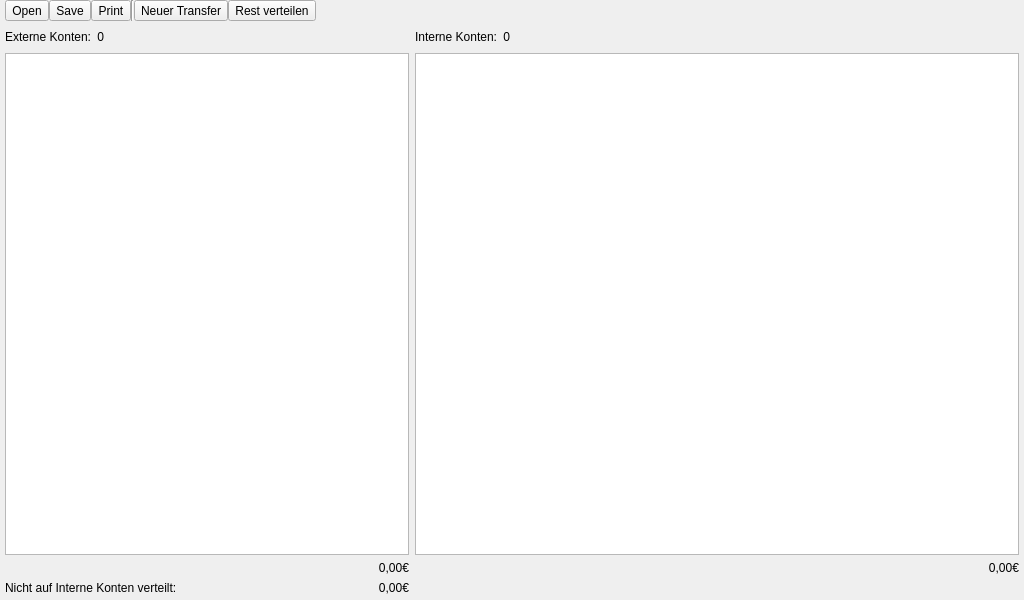
This is lib/MainWindow.ui in choosyg/Buchhaltung as Qt 5 draws it before an edit. The edited form follows.
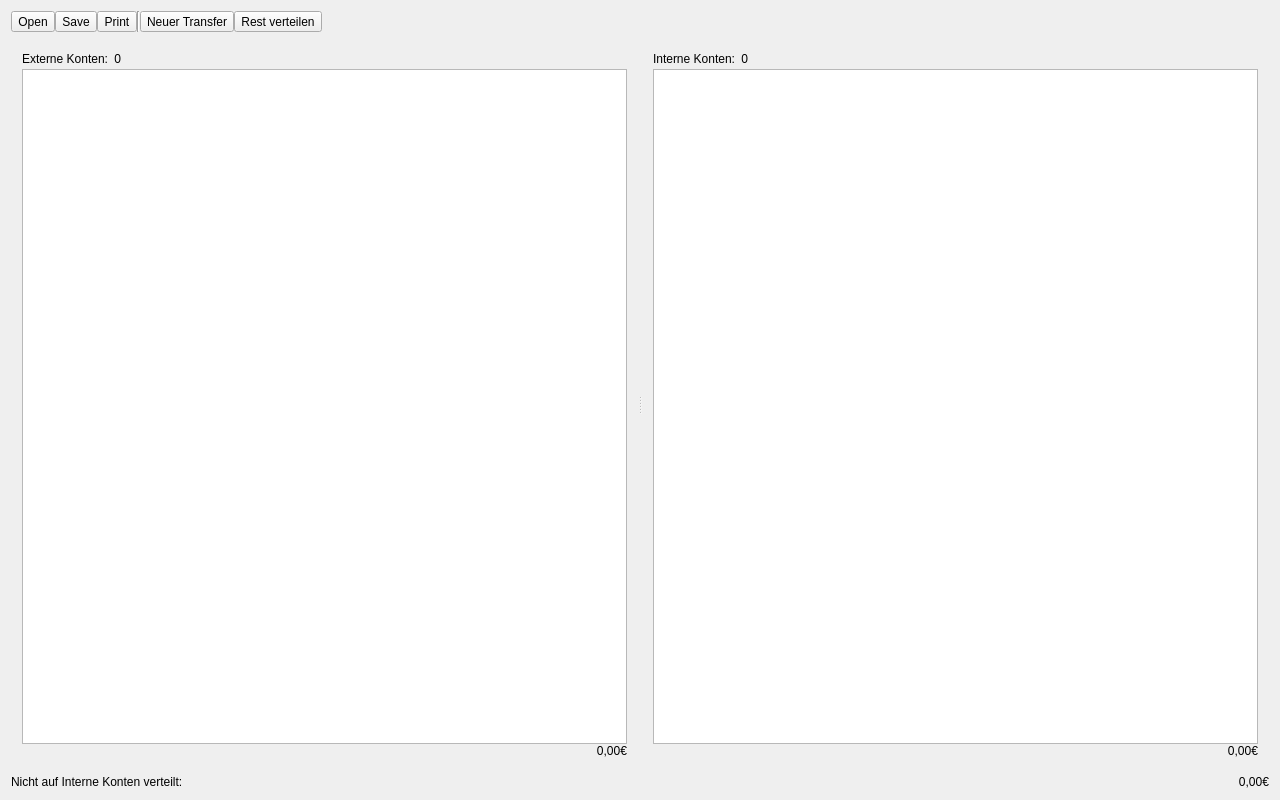
This is the edited form. Icons and pictures are not drawn.

Commit message: * Added address field for accounts * Changed layout of main window to have a splitter between the tables * Added placeholder texts and completion to TransferDialog

The edit to the form file:
```diff
--- a/lib/MainWindow.ui
+++ b/lib/MainWindow.ui
@@ -6,8 +6,8 @@
    <rect>
     <x>0</x>
     <y>0</y>
-    <width>1024</width>
-    <height>600</height>
+    <width>1280</width>
+    <height>800</height>
    </rect>
   </property>
   <property name="windowTitle">
@@ -18,167 +18,8 @@
     <normaloff>:/icons/money.svg</normaloff>:/icons/money.svg</iconset>
   </property>
   <widget class="QWidget" name="centralWidget">
-   <layout class="QGridLayout" name="gridLayout">
-    <property name="leftMargin">
-     <number>5</number>
-    </property>
-    <property name="topMargin">
-     <number>0</number>
-    </property>
-    <property name="rightMargin">
-     <number>5</number>
-    </property>
-    <property name="bottomMargin">
-     <number>5</number>
-    </property>
-    <item row="2" column="0" colspan="2">
-     <widget class="QTableView" name="externalOverviewTable">
-      <property name="sizePolicy">
-       <sizepolicy hsizetype="Expanding" vsizetype="Expanding">
-        <horstretch>40</horstretch>
-        <verstretch>0</verstretch>
-       </sizepolicy>
-      </property>
-      <property name="alternatingRowColors">
-       <bool>true</bool>
-      </property>
-      <property name="selectionMode">
-       <enum>QAbstractItemView::SingleSelection</enum>
-      </property>
-      <property name="selectionBehavior">
-       <enum>QAbstractItemView::SelectRows</enum>
-      </property>
-      <property name="showGrid">
-       <bool>false</bool>
-      </property>
-      <property name="sortingEnabled">
-       <bool>true</bool>
-      </property>
-      <attribute name="horizontalHeaderDefaultSectionSize">
-       <number>150</number>
-      </attribute>
-      <attribute name="horizontalHeaderMinimumSectionSize">
-       <number>100</number>
-      </attribute>
-      <attribute name="horizontalHeaderStretchLastSection">
-       <bool>true</bool>
-      </attribute>
-      <attribute name="verticalHeaderVisible">
-       <bool>false</bool>
-      </attribute>
-      <attribute name="verticalHeaderDefaultSectionSize">
-       <number>25</number>
-      </attribute>
-      <attribute name="verticalHeaderMinimumSectionSize">
-       <number>25</number>
-      </attribute>
-     </widget>
-    </item>
-    <item row="3" column="1">
-     <widget class="QLabel" name="sumExternalLabel">
-      <property name="sizePolicy">
-       <sizepolicy hsizetype="Expanding" vsizetype="Preferred">
-        <horstretch>0</horstretch>
-        <verstretch>0</verstretch>
-       </sizepolicy>
-      </property>
-      <property name="text">
-       <string>0,00€</string>
-      </property>
-      <property name="alignment">
-       <set>Qt::AlignRight|Qt::AlignTrailing|Qt::AlignVCenter</set>
-      </property>
-     </widget>
-    </item>
-    <item row="3" column="3">
-     <widget class="QLabel" name="sumInternalLabel">
-      <property name="sizePolicy">
-       <sizepolicy hsizetype="Expanding" vsizetype="Preferred">
-        <horstretch>0</horstretch>
-        <verstretch>0</verstretch>
-       </sizepolicy>
-      </property>
-      <property name="text">
-       <string>0,00€</string>
-      </property>
-      <property name="alignment">
-       <set>Qt::AlignRight|Qt::AlignTrailing|Qt::AlignVCenter</set>
-      </property>
-     </widget>
-    </item>
-    <item row="4" column="0">
-     <widget class="QLabel" name="label_3">
-      <property name="sizePolicy">
-       <sizepolicy hsizetype="Expanding" vsizetype="Preferred">
-        <horstretch>0</horstretch>
-        <verstretch>0</verstretch>
-       </sizepolicy>
-      </property>
-      <property name="text">
-       <string>Nicht auf Interne Konten verteilt:</string>
-      </property>
-     </widget>
-    </item>
-    <item row="4" column="1">
-     <widget class="QLabel" name="divisionRestLabel">
-      <property name="sizePolicy">
-       <sizepolicy hsizetype="Expanding" vsizetype="Preferred">
-        <horstretch>0</horstretch>
-        <verstretch>0</verstretch>
-       </sizepolicy>
-      </property>
-      <property name="text">
-       <string>0,00€</string>
-      </property>
-      <property name="alignment">
-       <set>Qt::AlignRight|Qt::AlignTrailing|Qt::AlignVCenter</set>
-      </property>
-     </widget>
-    </item>
-    <item row="2" column="2" colspan="2">
-     <widget class="QTableView" name="internalOverviewTable">
-      <property name="sizePolicy">
-       <sizepolicy hsizetype="Expanding" vsizetype="Expanding">
-        <horstretch>60</horstretch>
-        <verstretch>0</verstretch>
-       </sizepolicy>
-      </property>
-      <property name="alternatingRowColors">
-       <bool>true</bool>
-      </property>
-      <property name="selectionMode">
-       <enum>QAbstractItemView::SingleSelection</enum>
-      </property>
-      <property name="selectionBehavior">
-       <enum>QAbstractItemView::SelectRows</enum>
-      </property>
-      <property name="showGrid">
-       <bool>false</bool>
-      </property>
-      <property name="sortingEnabled">
-       <bool>true</bool>
-      </property>
-      <attribute name="horizontalHeaderDefaultSectionSize">
-       <number>150</number>
-      </attribute>
-      <attribute name="horizontalHeaderMinimumSectionSize">
-       <number>100</number>
-      </attribute>
-      <attribute name="horizontalHeaderStretchLastSection">
-       <bool>true</bool>
-      </attribute>
-      <attribute name="verticalHeaderVisible">
-       <bool>false</bool>
-      </attribute>
-      <attribute name="verticalHeaderDefaultSectionSize">
-       <number>25</number>
-      </attribute>
-      <attribute name="verticalHeaderMinimumSectionSize">
-       <number>25</number>
-      </attribute>
-     </widget>
-    </item>
-    <item row="0" column="0" colspan="4">
+   <layout class="QVBoxLayout" name="verticalLayout_3">
+    <item>
      <layout class="QHBoxLayout" name="horizontalLayout_3">
       <property name="spacing">
        <number>0</number>
@@ -287,7 +128,23 @@
       </item>
      </layout>
     </item>
-    <item row="1" column="0" colspan="2">
+    <item>
+     <widget class="QSplitter" name="splitter">
+      <property name="sizePolicy">
+       <sizepolicy hsizetype="Expanding" vsizetype="Expanding">
+        <horstretch>0</horstretch>
+        <verstretch>0</verstretch>
+       </sizepolicy>
+      </property>
+      <property name="orientation">
+       <enum>Qt::Horizontal</enum>
+      </property>
+      <widget class="QWidget" name="verticalLayoutWidget">
+       <layout class="QVBoxLayout" name="verticalLayout">
+        <property name="spacing">
+         <number>0</number>
+        </property>
+        <item>
      <layout class="QHBoxLayout" name="horizontalLayout">
       <item>
        <widget class="QLabel" name="label">
@@ -321,7 +178,73 @@
       </item>
      </layout>
     </item>
-    <item row="1" column="2" colspan="2">
+        <item>
+         <widget class="QTableView" name="externalOverviewTable">
+          <property name="sizePolicy">
+           <sizepolicy hsizetype="Expanding" vsizetype="Expanding">
+            <horstretch>40</horstretch>
+            <verstretch>0</verstretch>
+           </sizepolicy>
+          </property>
+          <property name="alternatingRowColors">
+           <bool>true</bool>
+          </property>
+          <property name="selectionMode">
+           <enum>QAbstractItemView::SingleSelection</enum>
+          </property>
+          <property name="selectionBehavior">
+           <enum>QAbstractItemView::SelectRows</enum>
+          </property>
+          <property name="showGrid">
+           <bool>false</bool>
+          </property>
+          <property name="sortingEnabled">
+           <bool>true</bool>
+          </property>
+          <attribute name="horizontalHeaderDefaultSectionSize">
+           <number>150</number>
+          </attribute>
+          <attribute name="horizontalHeaderMinimumSectionSize">
+           <number>100</number>
+          </attribute>
+          <attribute name="horizontalHeaderStretchLastSection">
+           <bool>true</bool>
+          </attribute>
+          <attribute name="verticalHeaderVisible">
+           <bool>false</bool>
+          </attribute>
+          <attribute name="verticalHeaderDefaultSectionSize">
+           <number>25</number>
+          </attribute>
+          <attribute name="verticalHeaderMinimumSectionSize">
+           <number>25</number>
+          </attribute>
+         </widget>
+        </item>
+        <item>
+         <widget class="QLabel" name="sumExternalLabel">
+          <property name="sizePolicy">
+           <sizepolicy hsizetype="Expanding" vsizetype="Preferred">
+            <horstretch>0</horstretch>
+            <verstretch>0</verstretch>
+           </sizepolicy>
+          </property>
+          <property name="text">
+           <string>0,00€</string>
+          </property>
+          <property name="alignment">
+           <set>Qt::AlignRight|Qt::AlignTrailing|Qt::AlignVCenter</set>
+          </property>
+         </widget>
+        </item>
+       </layout>
+      </widget>
+      <widget class="QWidget" name="verticalLayoutWidget_2">
+       <layout class="QVBoxLayout" name="verticalLayout_2">
+        <property name="spacing">
+         <number>0</number>
+        </property>
+        <item>
      <layout class="QHBoxLayout" name="horizontalLayout_2">
       <item>
        <widget class="QLabel" name="label_2">
@@ -352,6 +275,102 @@
          </size>
         </property>
        </spacer>
+          </item>
+         </layout>
+        </item>
+        <item>
+         <widget class="QTableView" name="internalOverviewTable">
+          <property name="sizePolicy">
+           <sizepolicy hsizetype="Expanding" vsizetype="Expanding">
+            <horstretch>60</horstretch>
+            <verstretch>0</verstretch>
+           </sizepolicy>
+          </property>
+          <property name="alternatingRowColors">
+           <bool>true</bool>
+          </property>
+          <property name="selectionMode">
+           <enum>QAbstractItemView::SingleSelection</enum>
+          </property>
+          <property name="selectionBehavior">
+           <enum>QAbstractItemView::SelectRows</enum>
+          </property>
+          <property name="showGrid">
+           <bool>false</bool>
+          </property>
+          <property name="sortingEnabled">
+           <bool>true</bool>
+          </property>
+          <attribute name="horizontalHeaderDefaultSectionSize">
+           <number>150</number>
+          </attribute>
+          <attribute name="horizontalHeaderMinimumSectionSize">
+           <number>100</number>
+          </attribute>
+          <attribute name="horizontalHeaderStretchLastSection">
+           <bool>true</bool>
+          </attribute>
+          <attribute name="verticalHeaderVisible">
+           <bool>false</bool>
+          </attribute>
+          <attribute name="verticalHeaderDefaultSectionSize">
+           <number>25</number>
+          </attribute>
+          <attribute name="verticalHeaderMinimumSectionSize">
+           <number>25</number>
+          </attribute>
+         </widget>
+        </item>
+        <item>
+         <widget class="QLabel" name="sumInternalLabel">
+          <property name="sizePolicy">
+           <sizepolicy hsizetype="Expanding" vsizetype="Preferred">
+            <horstretch>0</horstretch>
+            <verstretch>0</verstretch>
+           </sizepolicy>
+          </property>
+          <property name="text">
+           <string>0,00€</string>
+          </property>
+          <property name="alignment">
+           <set>Qt::AlignRight|Qt::AlignTrailing|Qt::AlignVCenter</set>
+          </property>
+         </widget>
+        </item>
+       </layout>
+      </widget>
+     </widget>
+    </item>
+    <item>
+     <layout class="QHBoxLayout" name="horizontalLayout_4">
+      <item>
+       <widget class="QLabel" name="label_3">
+        <property name="sizePolicy">
+         <sizepolicy hsizetype="Expanding" vsizetype="Preferred">
+          <horstretch>0</horstretch>
+          <verstretch>0</verstretch>
+         </sizepolicy>
+        </property>
+        <property name="text">
+         <string>Nicht auf Interne Konten verteilt:</string>
+        </property>
+       </widget>
+      </item>
+      <item>
+       <widget class="QLabel" name="divisionRestLabel">
+        <property name="sizePolicy">
+         <sizepolicy hsizetype="Expanding" vsizetype="Preferred">
+          <horstretch>0</horstretch>
+          <verstretch>0</verstretch>
+         </sizepolicy>
+        </property>
+        <property name="text">
+         <string>0,00€</string>
+        </property>
+        <property name="alignment">
+         <set>Qt::AlignRight|Qt::AlignTrailing|Qt::AlignVCenter</set>
+        </property>
+       </widget>
       </item>
      </layout>
     </item>
```
Lines whose indentation alone changed are shown as unchanged. The commit also changes 9 other files.
